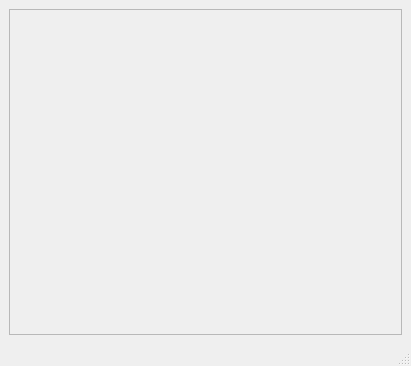
Above: src/mainwindow.ui from Dragon-qing/ToolKits before the change. Below: the same form after it.
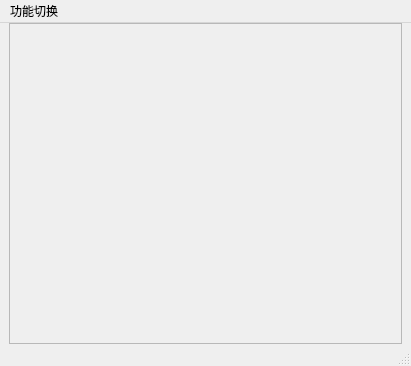
That is the form after the change.

Diff of the .ui file:
```diff
--- a/src/mainwindow.ui
+++ b/src/mainwindow.ui
@@ -14,21 +14,41 @@
    <string>MainWindow</string>
   </property>
   <widget class="QWidget" name="centralwidget">
-   <layout class="QGridLayout" name="gridLayout">
-    <item row="0" column="0">
+   <layout class="QVBoxLayout" name="verticalLayout">
+    <property name="leftMargin">
+     <number>9</number>
+    </property>
+    <property name="topMargin">
+     <number>0</number>
+    </property>
+    <property name="rightMargin">
+     <number>9</number>
+    </property>
+    <property name="bottomMargin">
+     <number>0</number>
+    </property>
+    <item>
      <widget class="QFrame" name="frame">
-      <property name="sizePolicy">
-       <sizepolicy hsizetype="Preferred" vsizetype="Preferred">
-        <horstretch>0</horstretch>
-        <verstretch>0</verstretch>
-       </sizepolicy>
-      </property>
       <property name="frameShape">
        <enum>QFrame::StyledPanel</enum>
       </property>
       <property name="frameShadow">
        <enum>QFrame::Raised</enum>
       </property>
+      <layout class="QVBoxLayout" name="verticalLayout_2">
+       <property name="leftMargin">
+        <number>9</number>
+       </property>
+       <property name="topMargin">
+        <number>0</number>
+       </property>
+       <property name="rightMargin">
+        <number>9</number>
+       </property>
+       <property name="bottomMargin">
+        <number>0</number>
+       </property>
+      </layout>
      </widget>
     </item>
    </layout>
@@ -39,9 +59,17 @@
      <x>0</x>
      <y>0</y>
      <width>411</width>
-     <height>21</height>
+     <height>26</height>
     </rect>
    </property>
+   <widget class="QMenu" name="menu">
+    <property name="title">
+     <string>功能切换</string>
+    </property>
+    <addaction name="action"/>
+    <addaction name="action_2"/>
+   </widget>
+   <addaction name="menu"/>
   </widget>
   <widget class="QStatusBar" name="statusbar"/>
  </widget>
```
Left out of the diff: 12 changed lines with no effect on the pictures.
